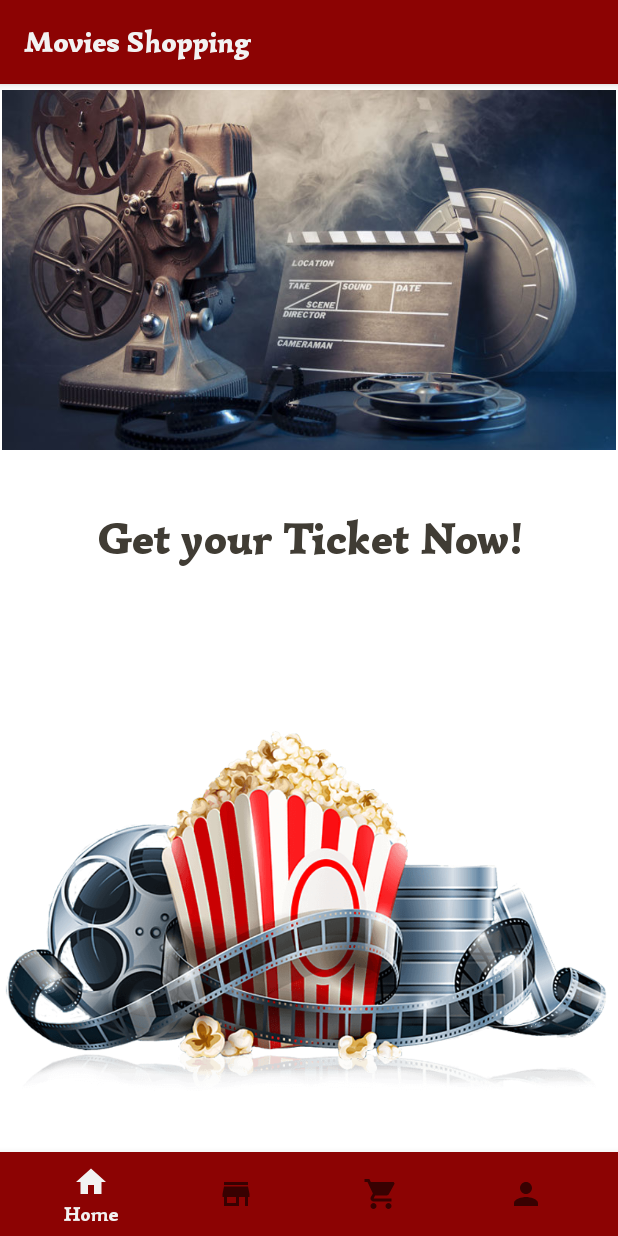
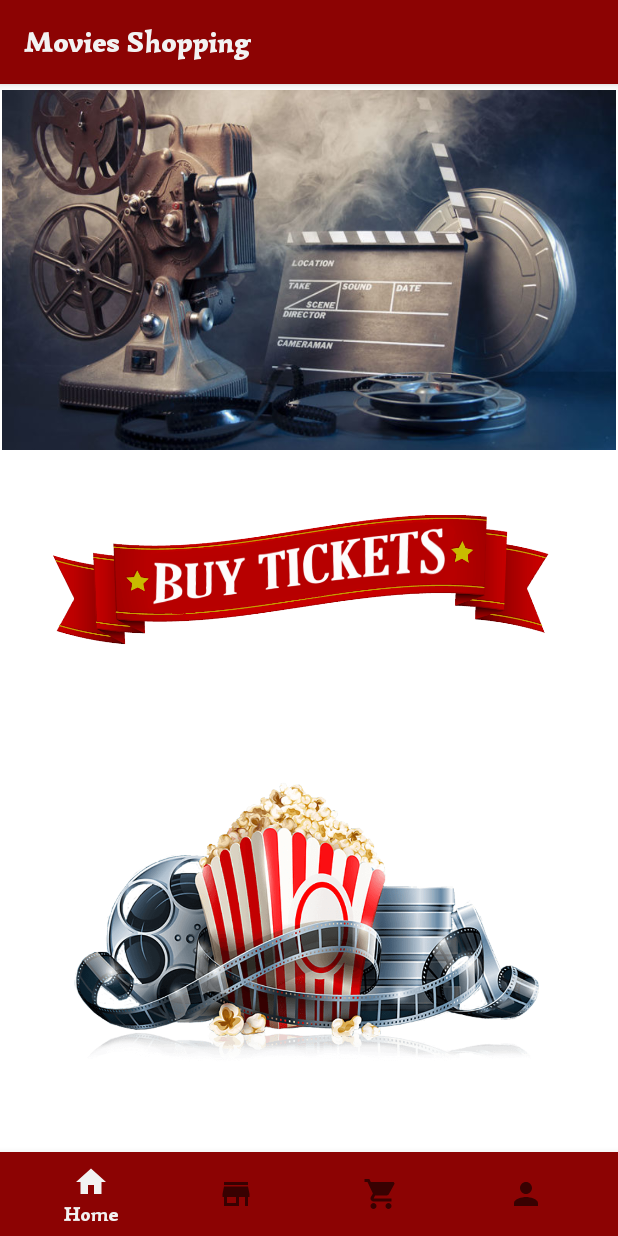
Before and after one commit to manalalsharif/MyFinalProject, an Android app: the screen it shows after launch (MainActivity), on a phone screen of 412 x 824 dp. Run offline under Robolectric (Android 15) with nearby library versions, the light colour scheme and no system bars; libraries missing offline, so code that uses them is left out: com.felipecsl.gifimageview; 3 statements that could not run were skipped.

Commit message:
Added figmaView to welcoming screen as main activity to start

```diff
--- a/myfinalprojectcs3270/app/src/main/res/layout/fragment_home.xml
+++ b/myfinalprojectcs3270/app/src/main/res/layout/fragment_home.xml
@@ -38,20 +38,40 @@
             android:gravity="center"
             android:orientation="horizontal"
             tools:ignore="NotSibling" />
-        <TextView
+<!--        <TextView-->
+<!--            android:id="@+id/get_ur_ticket_text"-->
+<!--            android:layout_width="match_parent"-->
+<!--            android:layout_height="wrap_content"-->
+<!--            android:text="Get your Ticket Now!"-->
+<!--            android:fontFamily="@font/simonetta_black"-->
+<!--            android:textAlignment="center"-->
+<!--            android:textColor="@color/primary_font_body"-->
+<!--            android:textSize="30dp">-->
+
+<!--        </TextView>-->
+        <LinearLayout
             android:layout_width="match_parent"
-            android:layout_height="wrap_content"
-            android:text="Get your Ticket Now!"
-            android:fontFamily="@font/simonetta_black"
-            android:textAlignment="center"
-            android:textColor="@color/primary_font_body"
-            android:textSize="30dp">
+            android:layout_height="match_parent"
+            android:layout_centerVertical="false"
+            android:layout_centerHorizontal="true"
+            android:layout_gravity="center">
 
-        </TextView>
 
         <ImageView
             android:layout_width="match_parent"
-            android:layout_height="match_parent"
+            android:layout_height="100dp"
+            android:id="@+id/buy_ticket"
+            android:layout_marginLeft="10dp"
+            android:layout_marginRight="10dp"
+            android:src="@drawable/buy_ticket_gif"
+            android:layout_gravity="center">
+
+        </ImageView>
+    </LinearLayout>
+        <ImageView
+            android:layout_width="match_parent"
+            android:layout_height="340dp"
+            android:layout_gravity="center"
             android:src="@drawable/home_sport_slide_4_pic"
             android:id="@+id/logo">
 
```
Also changed, not shown: myfinalprojectcs3270/app/src/main/assets/buy_ticket_gif.gif (added), myfinalprojectcs3270/app/src/main/res/drawable/buy_ticket_gif.gif (added), myfinalprojectcs3270/app/src/main/res/drawable/test.gif (added).
